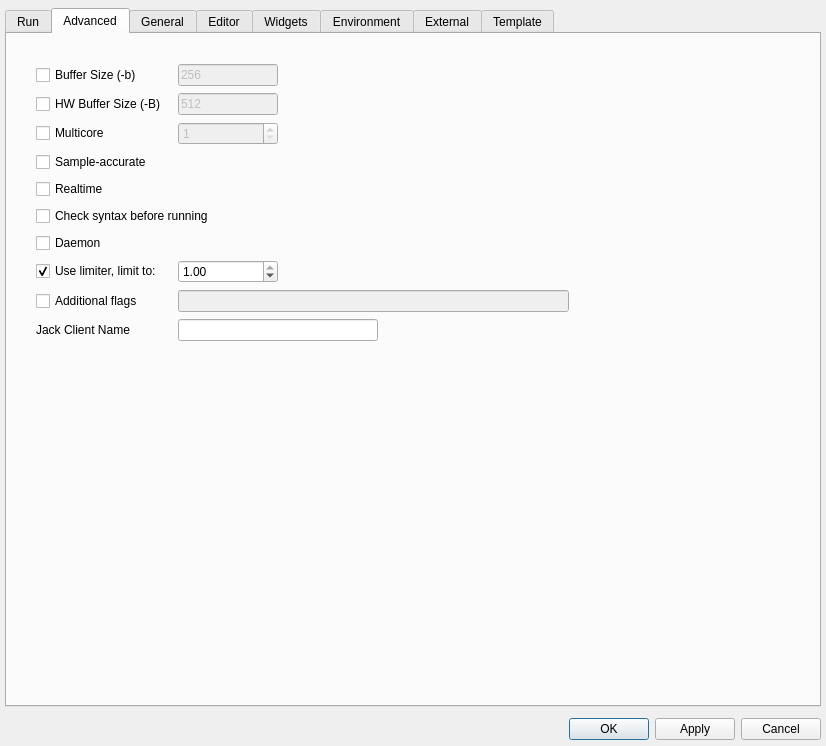
First picture: the form in src/configdialog.ui, repository CsoundQt/CsoundQt, before the edit.
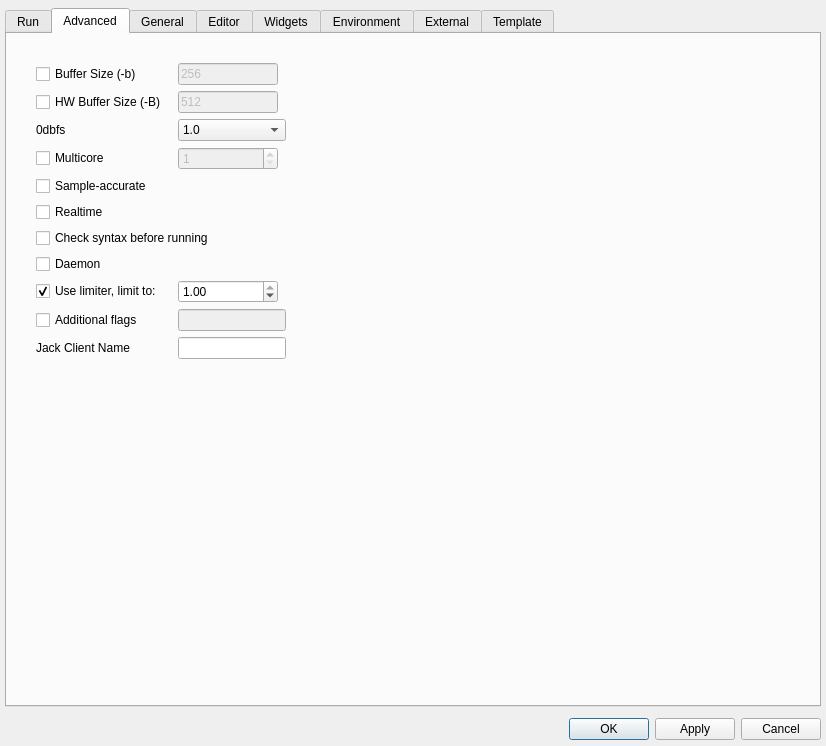
Second picture: the form after the edit. The open tabs and pages were chosen to show the change.

Patch:
```diff
--- a/src/configdialog.ui
+++ b/src/configdialog.ui
@@ -1000,7 +1000,7 @@
              <x>20</x>
              <y>20</y>
              <width>551</width>
-             <height>301</height>
+             <height>340</height>
             </rect>
            </property>
            <property name="sizePolicy">
@@ -1010,6 +1010,9 @@
             </sizepolicy>
            </property>
            <layout class="QGridLayout" name="gridLayout_10">
+            <property name="sizeConstraint">
+             <enum>QLayout::SetFixedSize</enum>
+            </property>
             <property name="spacing">
              <number>6</number>
             </property>
@@ -1093,7 +1096,7 @@
               </property>
              </widget>
             </item>
-            <item row="4" column="0">
+            <item row="5" column="0">
              <widget class="QCheckBox" name="multicoreCheckBox">
               <property name="enabled">
                <bool>true</bool>
@@ -1131,6 +1134,39 @@
               </property>
              </widget>
             </item>
+            <item row="4" column="0">
+             <widget class="QLabel" name="dbfsLabel">
+              <property name="toolTip">
+               <string>Set the 0dBFS value passed to Csound as --0dbfs.</string>
+              </property>
+              <property name="text">
+               <string>0dbfs</string>
+              </property>
+             </widget>
+            </item>
+            <item row="4" column="2">
+             <widget class="QComboBox" name="dbfsComboBox">
+              <property name="maximumSize">
+               <size>
+                <width>140</width>
+                <height>16777215</height>
+               </size>
+              </property>
+              <property name="toolTip">
+               <string>Set the value 0dBFS (decibels relative to full scale).&lt;br/&gt;Legacy versions used 32bit pcm (32768), modern csound should always use 1.0.&lt;br/&gt;Use legacy for older code which relies on this value for amplitudes</string>
+              </property>
+              <item>
+               <property name="text">
+                <string>1.0</string>
+               </property>
+              </item>
+              <item>
+               <property name="text">
+                <string>Legacy</string>
+               </property>
+              </item>
+             </widget>
+            </item>
             <item row="2" column="0">
              <widget class="QCheckBox" name="BufferSizeCheckBox">
               <property name="toolTip">
@@ -1171,7 +1207,7 @@
               </property>
              </widget>
             </item>
-            <item row="4" column="2">
+            <item row="5" column="2">
              <widget class="QSpinBox" name="numThreadsSpinBox">
               <property name="enabled">
                <bool>false</bool>
```
